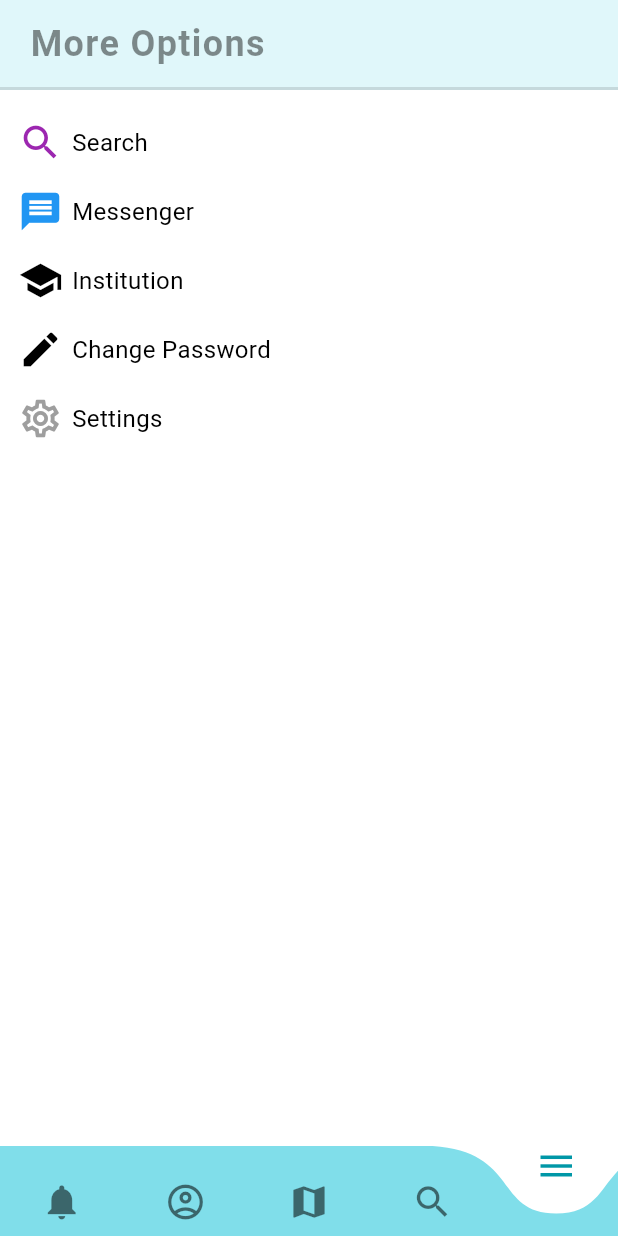
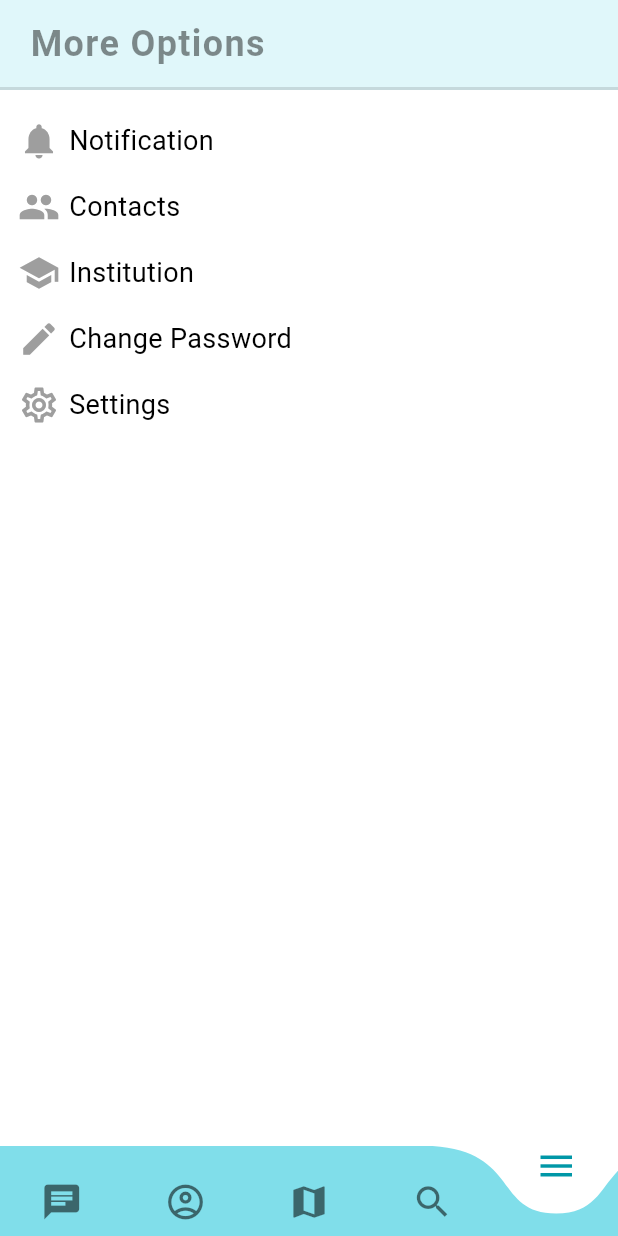
Before and after one commit to Aabro098/edventure, a Flutter app: the NavScreen screen opened by its route, item 5 of the bottom bar chosen, on a phone screen of 412 x 824 dp. Run offline on Flutter 3.47's test engine with Material 3 defaults, Android fonts, the phone set to English and light mode, and no system bars; drawn by our look-alikes of curved_navigation_bar; our stand-ins replace flutter_map, latlong2, location, shared_preferences; missing offline and left inert: flutter_map_cancellable_tile_provider; accounts and stored records are empty; network calls fail.

Commit message:
making the message UI

```diff
--- a/lib/Navigation/nav_screen.dart
+++ b/lib/Navigation/nav_screen.dart
@@ -1,9 +1,9 @@
 
+import 'package:edventure/Screens/Messenger/chat_screen.dart';
 import 'package:edventure/Widgets/app_bar.dart';
 import 'package:edventure/utils/more_options.dart';
 import 'package:flutter/material.dart';
 import '../Screens/Map Screen/map_screen.dart';
-import '../Screens/Notifications/notification_screen.dart';
 import '../Screens/Profile Screen/profile_screen.dart';
 import '../Screens/Search Screen/search_screen.dart';
 import '../Widgets/tab_bar.dart';
@@ -20,7 +20,7 @@ class _NavScreenState extends State<NavScreen> {
   int selectedIndex = 2;
 
   final List<Widget> _screens = [
-    const NotificationScreen(),
+    const ChatScreen(),
     const ProfileScreen(),
     const MapScreen(),
     const SearchScreen(),
@@ -28,7 +28,7 @@ class _NavScreenState extends State<NavScreen> {
   ];
 
   final List<IconData> _icons = [
-    Icons.notifications,
+    Icons.chat,
     Icons.account_circle_outlined,
     Icons.map,
     Icons.search,
@@ -36,7 +36,7 @@ class _NavScreenState extends State<NavScreen> {
   ];
 
   final List<String> pagename= [
-    'Notifications',
+    'Messenger',
     'Profile',
     'Map',
     'Search',
--- a/lib/Screens/Notifications/notification_screen.dart
+++ b/lib/Screens/Notifications/notification_screen.dart
@@ -1,3 +1,4 @@
+import 'package:edventure/Widgets/app_bar.dart';
 import 'package:edventure/models/notification.dart';
 import 'package:flutter/material.dart';
 import 'package:provider/provider.dart';
@@ -22,6 +23,7 @@ class _NotificationScreenState extends State<NotificationScreen> {
   Widget build(BuildContext context) {
     final userId = Provider.of<UserProvider>(context).user.id;
     return Scaffold(
+      appBar: CustomAppBar(pagename: ['Notifications'], selectedIndex: 0),
       body: FutureBuilder<List<NotificationModel>>(
         future: userId.isNotEmpty
             ? _fetchNotifications(userId)
--- a/lib/Widgets/user_card.dart
+++ b/lib/Widgets/user_card.dart
@@ -26,7 +26,7 @@ class UserCard extends StatelessWidget {
               child: Text(
                 user.name,
                 style: const TextStyle(
-                  fontSize: 16.0,
+                  fontSize: 18.0,
                 ),
                 overflow: TextOverflow.ellipsis,
               ),
--- a/lib/utils/more_options.dart
+++ b/lib/utils/more_options.dart
@@ -1,5 +1,6 @@
 
-import 'package:edventure/Screens/Search%20Screen/search_screen.dart';
+import 'package:edventure/Screens/Friends/friend_screen.dart';
+import 'package:edventure/Screens/Notifications/notification_screen.dart';
 import 'package:edventure/utils/options.dart';
 import 'package:flutter/material.dart';
 import 'package:shared_preferences/shared_preferences.dart';
@@ -8,10 +9,10 @@ import '../Screens/Auth Screens/Sign In/auth_screen.dart';
 
 class MoreOptionList extends StatefulWidget {
   final List<List> moreOptionList = const [
-    [Icons.search , Colors.purple, 'Search', SearchScreen()],
-    [Icons.message , Colors.blue, 'Messenger'],
-    [Icons.school , Colors.black, 'Institution'],
-    [Icons.edit , Colors.black, 'Change Password'],
+    [Icons.notifications , Colors.grey, 'Notification', NotificationScreen()],
+    [Icons.group , Colors.grey, 'Contacts', FriendScreen()],
+    [Icons.school , Colors.grey, 'Institution'],
+    [Icons.edit , Colors.grey, 'Change Password'],
     [Icons.settings_outlined,Colors.grey, 'Settings'],
   ];
 
--- a/lib/utils/options.dart
+++ b/lib/utils/options.dart
@@ -20,7 +20,7 @@ class Options extends StatelessWidget {
       onTap: onTap,
       child: Row(
         children: [
-          Icon(icon , size: 30 , color: color,),
+          Icon(icon , size: 28 , color: color,),
           const SizedBox(
             width : 6.0,
           ),
@@ -28,7 +28,7 @@ class Options extends StatelessWidget {
             child: Text(
               label,
               style: const TextStyle(
-                fontSize: 16.0
+                fontSize: 18.0
               ),
               overflow: TextOverflow.ellipsis,
             ),
--- a/lib/utils/profile_avatar.dart
+++ b/lib/utils/profile_avatar.dart
@@ -11,7 +11,7 @@ class ProfileAvatar extends StatelessWidget {
   @override
   Widget build(BuildContext context) {
     return CircleAvatar(
-      radius: 24,
+      radius: 16,
       backgroundColor: Colors.grey[300],
       backgroundImage: image != null && image!.isNotEmpty
           ? NetworkImage(image!)
@@ -19,7 +19,7 @@ class ProfileAvatar extends StatelessWidget {
       child: image == null || image!.isEmpty
           ? Icon(
               Icons.person,
-              size: 32,
+              size: 20,
               color: Colors.grey[600],
             )
           : null,
```
Also changed, not shown: lib/Screens/Messenger/chat_screen.dart (added, +31 -0 lines), lib/Screens/Messenger/individual_chat.dart (added, +85 -0 lines), lib/utils/custom_card.dart (added, +45 -0 lines).
